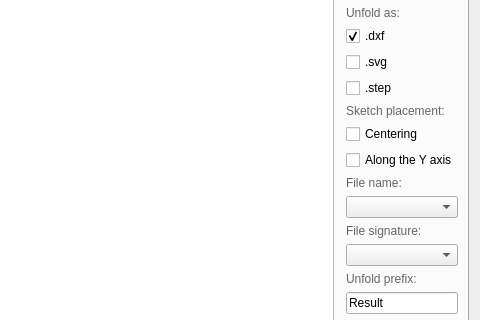
Above: repo/ui/info.ui from GS90/addFC before the change; both pictures show x 520 to 1000 and y 164 to 484 of the 1000 by 710 pixel window. Below: the same form after it.
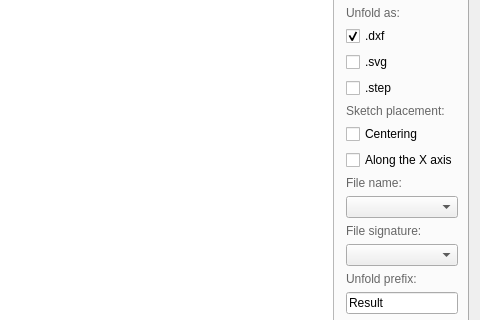
That is the form after the change. The open tabs and pages were chosen to show the change.

What changed in the file:
```diff
--- a/repo/ui/info.ui
+++ b/repo/ui/info.ui
@@ -260,7 +260,7 @@
            <item>
             <widget class="QCheckBox" name="checkBoxAlongY">
              <property name="text">
-              <string>Along the Y axis</string>
+              <string>Along the X axis</string>
              </property>
             </widget>
            </item>
```
Left out of the diff: 2 changed lines with no effect on the pictures.
